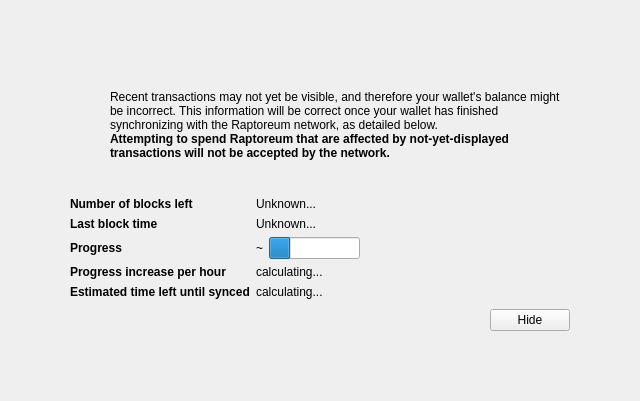
The window that src/qt/forms/modaloverlay.ui (Raptor3um/raptoreum) describes before a commit, drawn with Qt 5.
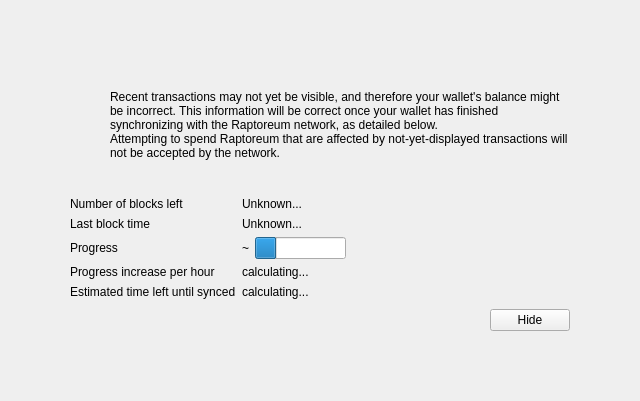
The same window after the commit. Icons and pictures are not drawn. Custom widgets are drawn as their Qt base class.

Commit message:
Merge pull request #3555 from xdustinface/pr-ui-2-fonts
qt: Implement application wide font management

Patch:
```diff
--- a/src/qt/forms/modaloverlay.ui
+++ b/src/qt/forms/modaloverlay.ui
@@ -140,12 +140,6 @@
              </item>
              <item>
               <widget class="QLabel" name="infoTextStrong">
-               <property name="font">
-                <font>
-                 <weight>75</weight>
-                 <bold>true</bold>
-                </font>
-               </property>
                <property name="text">
                 <string>Attempting to spend Raptoreum that are affected by not-yet-displayed transactions will not be accepted by the network.</string>
                </property>
@@ -203,12 +197,6 @@
            </property>
            <item row="0" column="0">
             <widget class="QLabel" name="labelNumberOfBlocksLeft">
-             <property name="font">
-              <font>
-               <weight>75</weight>
-               <bold>true</bold>
-              </font>
-             </property>
              <property name="text">
               <string>Number of blocks left</string>
              </property>
@@ -223,12 +211,6 @@
            </item>
            <item row="1" column="0">
             <widget class="QLabel" name="labelLastBlockTime">
-             <property name="font">
-              <font>
-               <weight>75</weight>
-               <bold>true</bold>
-              </font>
-             </property>
              <property name="text">
               <string>Last block time</string>
              </property>
@@ -249,12 +231,6 @@
            </item>
            <item row="2" column="0">
             <widget class="QLabel" name="labelSyncDone">
-             <property name="font">
-              <font>
-               <weight>75</weight>
-               <bold>true</bold>
-              </font>
-             </property>
              <property name="text">
               <string>Progress</string>
              </property>
@@ -283,12 +259,6 @@
            </item>
            <item row="4" column="0">
             <widget class="QLabel" name="labelProgressIncrease">
-             <property name="font">
-              <font>
-               <weight>75</weight>
-               <bold>true</bold>
-              </font>
-             </property>
              <property name="text">
               <string>Progress increase per hour</string>
              </property>
@@ -303,12 +273,6 @@
            </item>
            <item row="5" column="0">
             <widget class="QLabel" name="labelEstimatedTimeLeft">
-             <property name="font">
-              <font>
-               <weight>75</weight>
-               <bold>true</bold>
-              </font>
-             </property>
              <property name="text">
               <string>Estimated time left until synced</string>
              </property>
```
The commit also changes 55 other files.
